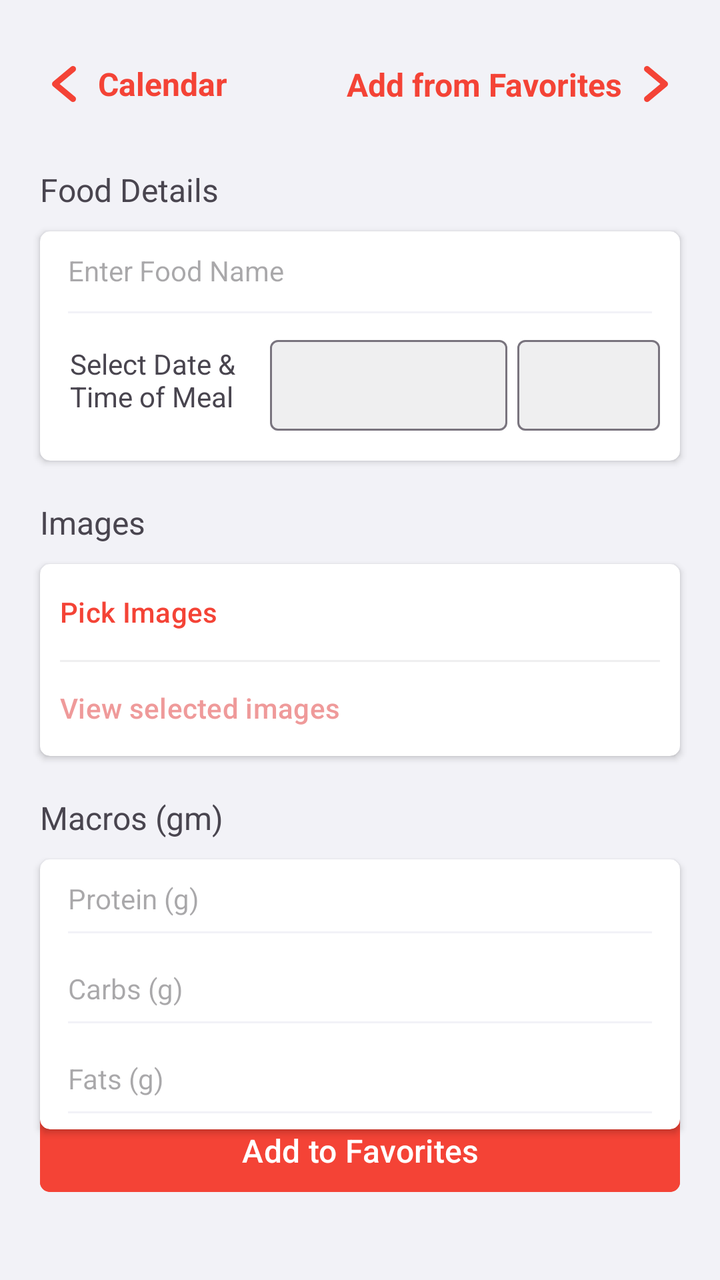
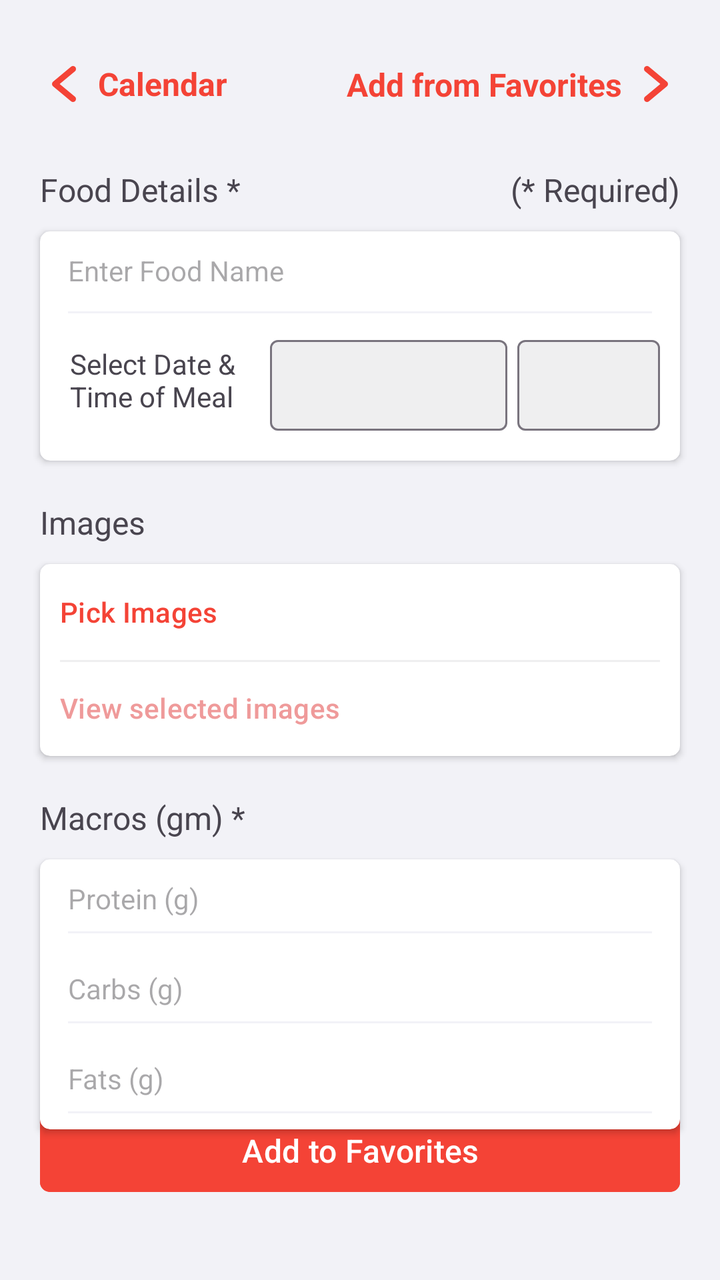

Before-and-after screenshots of an Android layout around one commit, followed by the original layout XML and the change that was made.
<!-- AndroidManifest.xml: application theme Theme.ExActHealth -->
<!-- res/layout/activity_add_food.xml -->
<?xml version="1.0" encoding="utf-8"?>
<RelativeLayout
    xmlns:android="http://schemas.android.com/apk/res/android"
    xmlns:app="http://schemas.android.com/apk/res-auto"
    xmlns:tools="http://schemas.android.com/tools"
    android:layout_width="match_parent"
    android:layout_height="match_parent"
    android:layout_gravity="center"
    android:background="@color/light_gray">

    <RelativeLayout
        android:id="@+id/food_details_toolbar_layout"
        android:layout_width="wrap_content"
        android:layout_height="wrap_content"
        android:layout_marginTop="30dp"
        android:layout_alignStart="@+id/food_details_title"
        android:layout_alignEnd="@+id/food_details_title">

        <RelativeLayout
            android:id="@+id/back_to_calendar_layout"
            android:layout_width="wrap_content"
            android:layout_height="wrap_content"
            android:clickable="true"
            android:focusable="true">

            <ImageView
                android:id="@+id/back_to_calendar_icon"
                android:layout_width="wrap_content"
                android:layout_height="wrap_content"
                android:background="@drawable/back_button">
            </ImageView>

            <TextView
                android:id="@+id/back_to_calendar_text"
                android:layout_width="wrap_content"
                android:layout_height="wrap_content"
                android:layout_toEndOf="@+id/back_to_calendar_icon"
                android:layout_alignBottom="@+id/back_to_calendar_icon"
                android:layout_alignTop="@+id/back_to_calendar_icon"
                android:layout_marginStart="5dp"
                android:gravity="center"
                android:text="Calendar"
                android:textColor="@color/red"
                android:textStyle="bold"
                android:textSize="16sp">
            </TextView>

        </RelativeLayout>

        <androidx.constraintlayout.widget.ConstraintLayout
            android:id="@+id/add_from_favorites_layout"
            android:layout_width="wrap_content"
            android:layout_height="wrap_content"
            android:layout_alignParentEnd="true"
            android:clickable="true"
            android:focusable="true">

            <TextView
                android:id="@+id/add_from_favorites_text"
                android:layout_width="wrap_content"
                android:layout_height="wrap_content"
                android:layout_marginEnd="5dp"
                android:gravity="center"
                android:text="Add from Favorites"
                android:textColor="@color/red"
                android:textSize="16sp"
                android:textStyle="bold"
                app:layout_constraintBottom_toBottomOf="@+id/add_from_favorites_icon"
                app:layout_constraintEnd_toStartOf="@+id/add_from_favorites_icon"
                app:layout_constraintTop_toTopOf="@+id/add_from_favorites_icon">
            </TextView>

            <ImageView
                android:id="@+id/add_from_favorites_icon"
                android:layout_width="wrap_content"
                android:layout_height="wrap_content"
                android:background="@drawable/forward_button"
                app:layout_constraintEnd_toEndOf="parent"
                app:layout_constraintTop_toTopOf="parent">
            </ImageView>

        </androidx.constraintlayout.widget.ConstraintLayout>

    </RelativeLayout>

    <TextView
        android:id="@+id/food_details_title"
        android:layout_width="match_parent"
        android:layout_height="wrap_content"
        android:layout_below="@+id/food_details_toolbar_layout"
        android:layout_marginTop="30dp"
        android:layout_marginStart="20dp"
        android:layout_marginEnd="20dp"
        android:textSize="16sp"
        android:text="@string/food_details_title">
    </TextView>

    <androidx.cardview.widget.CardView
        android:id="@+id/food_details_card_view"
        android:layout_width="match_parent"
        android:layout_height="wrap_content"
        android:layout_below="@+id/food_details_title"
        android:layout_marginTop="10dp"
        android:layout_marginStart="20dp"
        android:layout_marginEnd="20dp"

        app:contentPaddingLeft="10dp"
        app:contentPaddingRight="10dp"
        app:cardCornerRadius="5dp">

        <RelativeLayout
            android:id="@+id/food_details_layout"
            android:layout_width="match_parent"
            android:layout_height="match_parent">

            <EditText
                android:id="@+id/food_name_text_edit"
                android:theme="@style/DialogTheme"
                android:layout_width="match_parent"
                android:layout_height="wrap_content"
                android:paddingBottom="20dp"
                android:gravity="center_vertical"
                android:hint="@string/enter_food_name_hint"
                android:textSize="14sp"
                android:backgroundTint="@color/light_gray"
                android:inputType="textPersonName"
                android:autofillHints="name">
            </EditText>

            <LinearLayout
                android:id="@+id/food_details_date_time_layout"
                android:layout_width="match_parent"
                android:layout_height="wrap_content"
                android:layout_below="@+id/food_name_text_edit"
                android:orientation="horizontal"
                android:paddingStart="5dp"
                android:paddingBottom="15dp"
                android:gravity="center_horizontal"
                android:weightSum="12">

                <TextView
                    android:id="@+id/food_details_date_time_text"
                    android:layout_weight="4"
                    android:layout_width="0dp"
                    android:layout_height="match_parent"
                    android:layout_gravity="center"
                    android:gravity="center_vertical"
                    android:text="@string/select_date_and_time_title"
                    android:textSize="14sp">
                </TextView>

                <com.google.android.material.textfield.TextInputLayout
                    android:id="@+id/food_details_date_layout"
                    android:layout_weight="5"
                    android:layout_width="0dp"
                    android:layout_height="match_parent"
                    android:layout_marginStart="5dp"
                    android:layout_marginEnd="5dp"

                    app:boxBackgroundColor="@color/mid_gray">

                    <com.google.android.material.textfield.TextInputEditText
                        android:id="@+id/food_details_date_input"
                        android:layout_width="match_parent"
                        android:layout_height="match_parent"
                        android:gravity="center"
                        android:focusable="false"
                        android:cursorVisible="false"
                        android:focusableInTouchMode="false"
                        android:clickable="false"
                        android:inputType="date"
                        android:padding="10dp"
                        android:textSize="14sp">
                    </com.google.android.material.textfield.TextInputEditText>

                </com.google.android.material.textfield.TextInputLayout>

                <com.google.android.material.textfield.TextInputLayout
                    android:id="@+id/food_details_time_layout"
                    android:layout_weight="3"
                    android:layout_width="0dp"
                    android:layout_height="match_parent"

                    app:boxBackgroundColor="@color/mid_gray">

                    <com.google.android.material.textfield.TextInputEditText
                        android:id="@+id/food_details_time_input"
                        android:layout_width="match_parent"
                        android:layout_height="match_parent"
                        android:gravity="center"
                        android:focusable="false"
                        android:cursorVisible="false"
                        android:focusableInTouchMode="false"
                        android:clickable="false"
                        android:inputType="time"
                        android:padding="10dp"
                        android:textSize="14sp">
                    </com.google.android.material.textfield.TextInputEditText>

                </com.google.android.material.textfield.TextInputLayout>

            </LinearLayout>

        </RelativeLayout>

    </androidx.cardview.widget.CardView>

    <TextView
        android:id="@+id/food_details_images_title"
        android:layout_width="match_parent"
        android:layout_height="wrap_content"
        android:layout_below="@+id/food_details_card_view"
        android:layout_marginTop="20dp"
        android:layout_marginStart="20dp"
        android:layout_marginEnd="20dp"
        android:textSize="16sp"
        android:text="@string/images_title">
    </TextView>

    <androidx.cardview.widget.CardView
        android:id="@+id/food_details_images_card_view"
        android:layout_width="match_parent"
        android:layout_height="wrap_content"
        android:layout_below="@+id/food_details_images_title"
        android:layout_marginTop="10dp"
        android:layout_marginStart="20dp"
        android:layout_marginEnd="20dp"

        app:contentPaddingLeft="10dp"
        app:contentPaddingRight="10dp"
        app:cardCornerRadius="5dp">

        <RelativeLayout
            android:id="@+id/food_details_images_layout"
            android:layout_width="match_parent"
            android:layout_height="match_parent">

            <Button
                android:id="@+id/food_details_pick_images_button"
                android:layout_width="match_parent"
                android:layout_height="wrap_content"
                android:gravity="center_vertical"
                android:padding="0dp"
                android:backgroundTint="@color/white"
                android:text="@string/pick_images"
                android:textColor="@color/red"
                android:textSize="14sp"
                android:textStyle="normal">
            </Button>

            <View
                android:layout_width="match_parent"
                android:layout_below="@+id/food_details_pick_images_button"
                android:layout_height="1dp"
                android:background="@color/mid_gray">
            </View>

            <Button
                android:id="@+id/food_details_selected_images_button"
                android:layout_width="match_parent"
                android:layout_height="wrap_content"
                android:layout_below="@+id/food_details_pick_images_button"
                android:gravity="center_vertical"
                android:padding="0dp"
                android:backgroundTint="@color/white"
                android:text="@string/view_selected_images"
                android:textColor="@color/light_red"
                android:textSize="14sp"
                android:textStyle="normal"
                android:enabled="false">
            </Button>

        </RelativeLayout>

    </androidx.cardview.widget.CardView>

    <TextView
        android:id="@+id/food_details_macros_title"
        android:layout_width="match_parent"
        android:layout_height="wrap_content"
        android:layout_below="@+id/food_details_images_card_view"
        android:layout_marginTop="20dp"
        android:layout_marginStart="20dp"
        android:layout_marginEnd="20dp"
        android:textSize="16sp"
        android:text="@string/macros">
    </TextView>

    <androidx.cardview.widget.CardView
        android:id="@+id/macros_card_view"
        android:layout_width="match_parent"
        android:layout_height="wrap_content"
        android:layout_below="@+id/food_details_macros_title"
        android:layout_marginTop="10dp"
        android:layout_marginStart="20dp"
        android:layout_marginEnd="20dp"

        app:contentPaddingLeft="10dp"
        app:contentPaddingRight="10dp"
        app:cardCornerRadius="5dp">

        <RelativeLayout
            android:id="@+id/food_details_macros_layout"
            android:layout_width="match_parent"
            android:layout_height="match_parent">

            <EditText
                android:id="@+id/protein_text_edit"
                android:theme="@style/DialogTheme"
                android:layout_width="match_parent"
                android:layout_height="wrap_content"
                android:paddingBottom="16dp"
                android:gravity="center_vertical"
                android:hint="@string/protein"
                android:textSize="14sp"
                android:backgroundTint="@color/light_gray"
                android:inputType="number"
                android:importantForAutofill="no">
            </EditText>

            <EditText
                android:id="@+id/carbs_text_edit"
                android:theme="@style/DialogTheme"
                android:layout_width="match_parent"
                android:layout_height="wrap_content"
                android:layout_below="@+id/protein_text_edit"
                android:paddingBottom="16dp"
                android:gravity="center_vertical"
                android:hint="@string/carbs"
                android:textSize="14sp"
                android:backgroundTint="@color/light_gray"
                android:inputType="number"
                android:importantForAutofill="no">
            </EditText>

            <EditText
                android:id="@+id/fats_text_edit"
                android:theme="@style/DialogTheme"
                android:layout_width="match_parent"
                android:layout_height="wrap_content"
                android:layout_below="@+id/carbs_text_edit"
                android:paddingBottom="16dp"
                android:gravity="center_vertical"
                android:hint="@string/fats"
                android:textSize="14sp"
                android:backgroundTint="@color/light_gray"
                android:inputType="number"
                android:importantForAutofill="no">
            </EditText>

        </RelativeLayout>

    </androidx.cardview.widget.CardView>

    <Button
        android:id="@+id/food_details_save_entry_button"
        android:layout_width="match_parent"
        android:layout_height="wrap_content"
        android:layout_above="@+id/food_details_add_to_favorite_button"
        android:gravity="center"
        android:layout_marginStart="20dp"
        android:layout_marginEnd="20dp"
        android:layout_marginBottom="10dp"
        android:paddingTop="10dp"
        android:paddingBottom="10dp"
        android:backgroundTint="@color/red"
        android:text="@string/save_entry"
        android:textColor="@color/white"
        android:textSize="16sp"
        android:textStyle="normal"
        app:cornerRadius="5dp">
    </Button>

    <Button
        android:id="@+id/food_details_add_to_favorite_button"
        android:layout_width="match_parent"
        android:layout_height="wrap_content"
        android:layout_alignParentBottom="true"
        android:gravity="center"
        android:layout_marginStart="20dp"
        android:layout_marginEnd="20dp"
        android:layout_marginBottom="40dp"
        android:paddingTop="10dp"
        android:paddingBottom="10dp"
        android:backgroundTint="@color/red"
        android:text="@string/add_to_favorite"
        android:textColor="@color/white"
        android:textSize="16sp"
        android:textStyle="normal"
        app:cornerRadius="5dp">
    </Button>

</RelativeLayout>
<!-- resources referenced by this layout -->
<resources>
  <color name="light_gray">#F2F2F7</color>
  <color name="light_red">#EF9A9A</color>
  <color name="mid_gray">#EFEFF0</color>
  <color name="red">#F44336</color>
  <color name="white">#FFFFFFFF</color>
  <!-- drawable back_button (drawable) -->
  <vector xmlns:android="http://schemas.android.com/apk/res/android"
      android:width="24dp"
      android:height="24dp"
      android:viewportWidth="96"
      android:viewportHeight="96">
    <path
        android:fillColor="@color/red"
        android:pathData="M39.376,48.002l30.47,-25.39a6.003,6.003 0,0 0,-7.688 -9.223L26.156,43.391a6.009,6.009 0,0 0,0 9.223L62.158,82.615a6.003,6.003 0,0 0,7.688 -9.223Z"/>
  </vector>
  <!-- drawable forward_button (drawable) -->
  <vector xmlns:android="http://schemas.android.com/apk/res/android"
      android:width="24dp"
      android:height="24dp"
      android:viewportWidth="96"
      android:viewportHeight="96">
    <path
        android:fillColor="@color/red"
        android:pathData="M69.844,43.388 L33.842,13.386a6.003,6.003 0,0 0,-7.688 9.223l30.47,25.39 -30.47,25.39a6.003,6.003 0,0 0,7.688 9.223L69.844,52.611a6.009,6.009 0,0 0,0 -9.223Z"/>
  </vector>
  <string name="add_to_favorite">Add to Favorites</string>
  <string name="carbs">Carbs (g)</string>
  <string name="enter_food_name_hint">Enter Food Name</string>
  <string name="fats">Fats (g)</string>
  <string name="food_details_title">Food Details</string>
  <string name="images_title">Images</string>
  <string name="macros">Macros (gm)</string>
  <string name="pick_images">Pick Images</string>
  <string name="protein">Protein (g)</string>
  <string name="save_entry">Save Entry</string>
  <string name="select_date_and_time_title">Select Date &amp; Time of Meal</string>
  <string name="view_selected_images">View selected images</string>
  <style name="DialogTheme" parent="Theme.Material3.Light.Dialog">
          <item name="colorAccent">@color/red</item>
          <item name="colorOnPrimary">@color/red</item>
          <item name="colorControlActivated">@color/red</item>
      </style>
  <style name="Theme.ExActHealth" parent="Base.Theme.ExActHealth" />
  <style name="Base.Theme.ExActHealth" parent="Theme.Material3.Light.NoActionBar">
          
          <item name="colorPrimary">@color/red</item>
          <item name="android:itemBackground">@color/white</item>
      </style>
</resources>

<!-- the commit's change to res/layout/activity_add_food.xml (unified diff, before → after) -->
@@ -13,8 +13,8 @@
         android:layout_width="wrap_content"
         android:layout_height="wrap_content"
         android:layout_marginTop="30dp"
-        android:layout_alignStart="@+id/food_details_title"
-        android:layout_alignEnd="@+id/food_details_title">
+        android:layout_alignStart="@+id/food_details_card_view"
+        android:layout_alignEnd="@+id/food_details_card_view">
 
         <RelativeLayout
             android:id="@+id/back_to_calendar_layout"
@@ -85,7 +85,7 @@
 
     <TextView
         android:id="@+id/food_details_title"
-        android:layout_width="match_parent"
+        android:layout_width="wrap_content"
         android:layout_height="wrap_content"
         android:layout_below="@+id/food_details_toolbar_layout"
         android:layout_marginTop="30dp"
@@ -93,6 +93,19 @@
         android:layout_marginEnd="20dp"
         android:textSize="16sp"
         android:text="@string/food_details_title">
+    </TextView>
+
+    <TextView
+        android:id="@+id/food_required_text_view"
+        android:layout_width="wrap_content"
+        android:layout_height="wrap_content"
+        android:layout_alignParentEnd="true"
+        android:layout_below="@+id/food_details_toolbar_layout"
+        android:layout_marginTop="30dp"
+        android:layout_marginStart="20dp"
+        android:layout_marginEnd="20dp"
+        android:textSize="16sp"
+        android:text="@string/required">
     </TextView>
 
     <androidx.cardview.widget.CardView
<!-- resource entries referenced after the edit -->
@@ -29,11 +29,12 @@
   <string name="carbs">Carbs (g)</string>
   <string name="enter_food_name_hint">Enter Food Name</string>
   <string name="fats">Fats (g)</string>
-  <string name="food_details_title">Food Details</string>
+  <string name="food_details_title">Food Details *</string>
   <string name="images_title">Images</string>
-  <string name="macros">Macros (gm)</string>
+  <string name="macros">Macros (gm) *</string>
   <string name="pick_images">Pick Images</string>
   <string name="protein">Protein (g)</string>
+  <string name="required">(* Required)</string>
   <string name="save_entry">Save Entry</string>
   <string name="select_date_and_time_title">Select Date &amp; Time of Meal</string>
   <string name="view_selected_images">View selected images</string>
